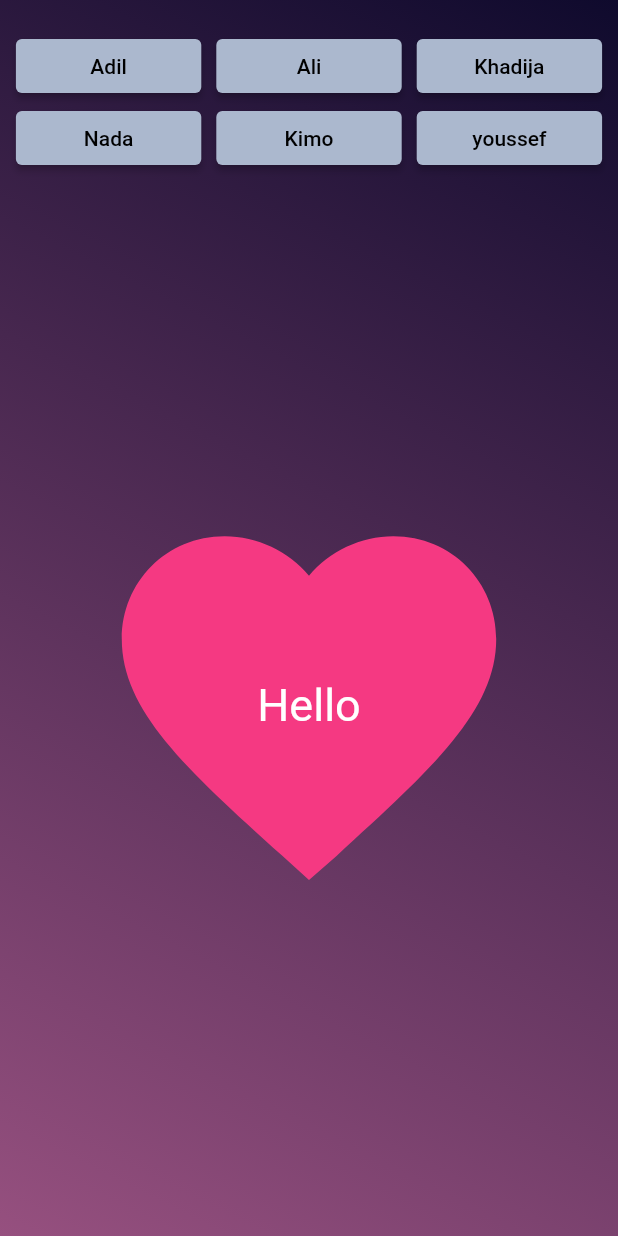
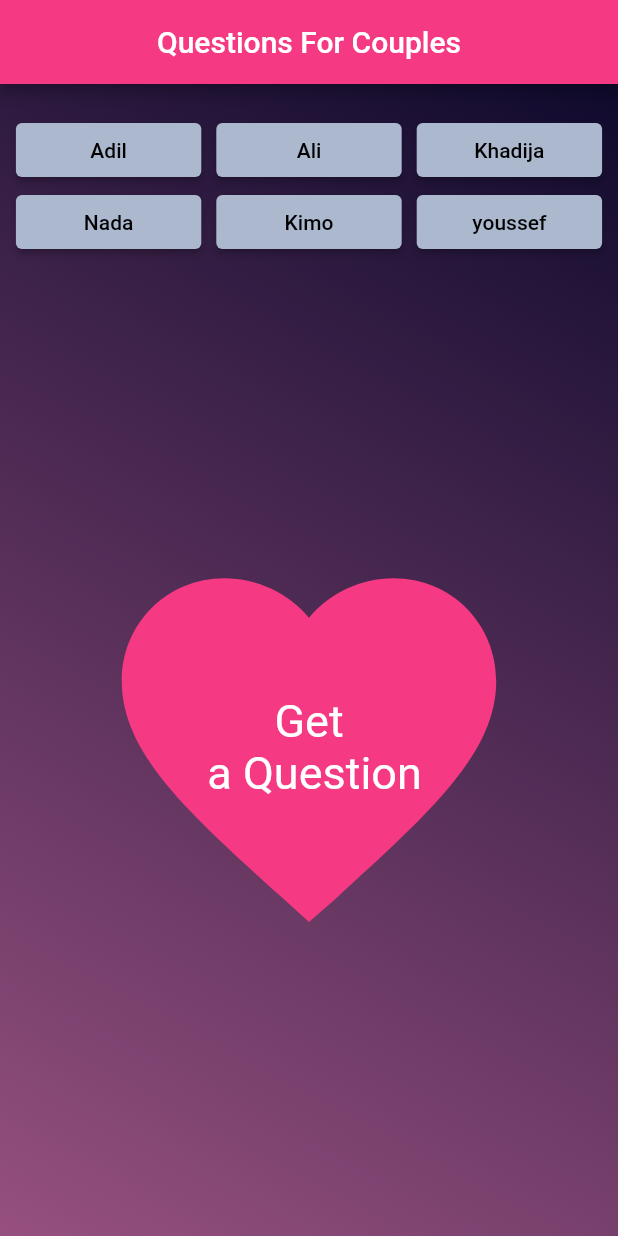
Before and after one commit to Baronsindo/questions_for_couples, a Flutter app: the screen it shows after launch, on a phone screen of 412 x 824 dp. Run offline on Flutter 3.47's test engine with Material 2 defaults, Android fonts, the phone set to English and light mode, and no system bars.

Commit message:
gadit l3ibat fstyle

```diff
--- a/lib/main.dart
+++ b/lib/main.dart
@@ -43,10 +43,10 @@ class _MyHomePageState extends State<MyHomePage> {
   @override
   Widget build(BuildContext context) {
     return new Scaffold(
-      // appBar: AppBar(
-      //   title: Center(child: Text('Page title')),
-      //   backgroundColor: Color(0xFFffd7e7),
-      // ),
+      appBar: AppBar(
+        title: Center(child: Text('Questions For Couples')),
+        backgroundColor: Color(0xFFF53982),
+      ),
       body: Container(
         decoration: BoxDecoration(
           gradient: LinearGradient(
@@ -77,7 +77,8 @@ class _MyHomePageState extends State<MyHomePage> {
                       color: Color(0xFFF53982),
                     ),
                     Text(
-                      "Hello",
+                      "Get \n a Question",
+                      textAlign: TextAlign.center,
                       style: TextStyle(
                         color: Colors.white,
                         fontSize: 30,
```
